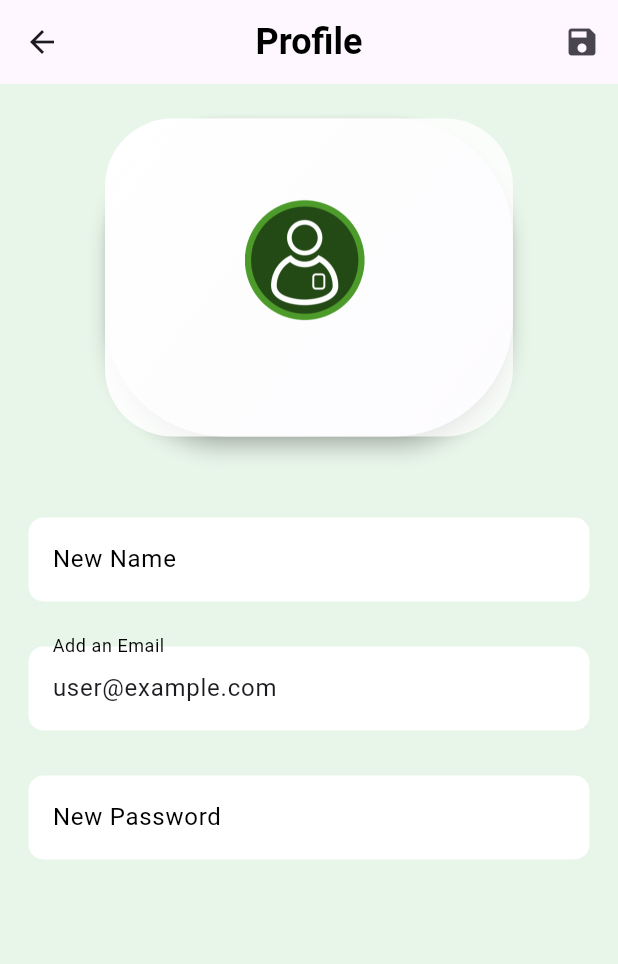
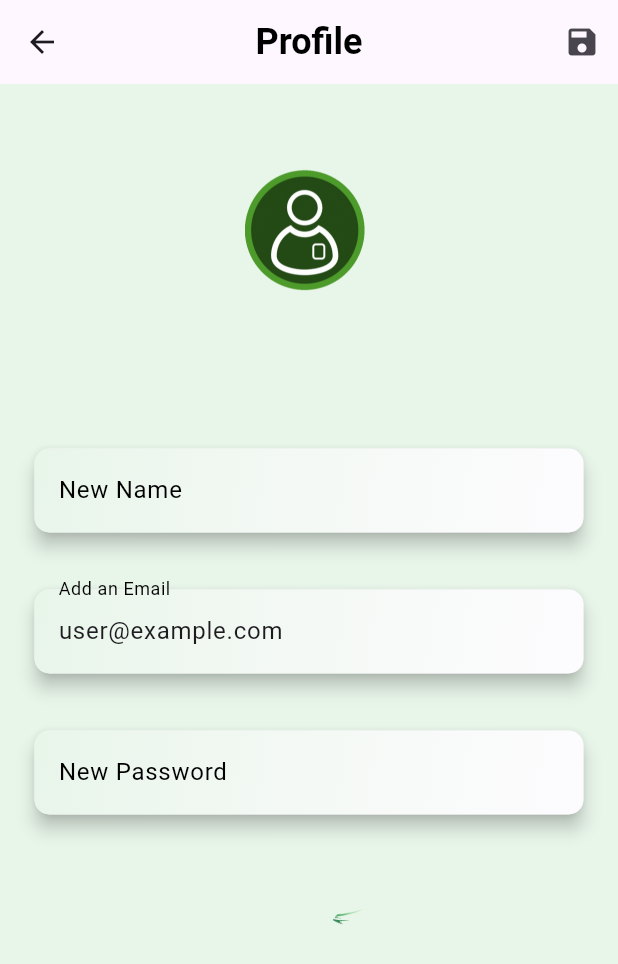
Before and after one commit to saarujan-ui/flutter_project, a Flutter app: the screen it shows after launch, after a tap on "Log In", after a tap on the "person" icon, on a phone screen of 412 x 824 dp. Shown: the top 964 px of the screen. Run offline on Flutter 3.47's test engine with Material 3 defaults, Android fonts, the phone set to English and light mode, and no system bars.

Commit message:
change the colors and cards in the user profile

```diff
--- a/lib/profile_screen.dart
+++ b/lib/profile_screen.dart
@@ -54,10 +54,15 @@ class _ProfileScreenState extends State<ProfileScreen> {
     required String labelText,
     bool obscureText = false,
   }) {
-    return Container(
+    return Card(
+      elevation: 5,  // Shadow effect
+      shape: RoundedRectangleBorder(
+        borderRadius: BorderRadius.circular(10),
+      ),
+      child: Container(
         decoration: BoxDecoration(
           gradient: LinearGradient(
-          colors: [Colors.white, Colors.white],
+            colors: [Colors.green.shade50, Colors.white70],
             begin: Alignment.topLeft,
             end: Alignment.bottomRight,
           ),
@@ -75,6 +80,7 @@ class _ProfileScreenState extends State<ProfileScreen> {
             ),
             filled: true,
             fillColor: Colors.transparent,
+          ),
         ),
       ),
     );
@@ -105,29 +111,12 @@ class _ProfileScreenState extends State<ProfileScreen> {
         padding: const EdgeInsets.all(19.0),
         child: Column(
           children: [
-            Card(
-              elevation: 5,  // Shadow effect
-              shape: RoundedRectangleBorder(
-                borderRadius: BorderRadius.circular(80),
-              ),
-              child: Container(
-                padding: EdgeInsets.all(16),
-                decoration: BoxDecoration(
-                  borderRadius: BorderRadius.circular(45),
-                  gradient: LinearGradient(
-                    colors: [Colors.white, Colors.white70],
-                    begin: Alignment.topLeft,
-                    end: Alignment.bottomRight,
-                  ),
-                ),
-                child: Image.asset(
+            Image.asset(
               'assets/selogos/sembup4.gif',
               width: 240,
               height: 180,
             ),
-              ),
-            ),
-            SizedBox(height: 50),
+            SizedBox(height: 40),
             _gradientTextField(
               controller: _nameController,
               labelText: 'New Name',
@@ -143,6 +132,12 @@ class _ProfileScreenState extends State<ProfileScreen> {
               labelText: 'New Password',
               obscureText: true,
             ),
+            SizedBox(height: 8),
+            Image.asset(
+              'assets/selogos/sembup6.gif',
+              width: 750,
+              height: 150,
+            ),
           ],
         ),
       ),
--- a/pubspec.yaml
+++ b/pubspec.yaml
@@ -69,6 +69,7 @@ flutter:
     - assets/selogos/sembv1.png
     - assets/selogos/sembv2.gif
     - assets/selogos/sembup4.gif
+    - assets/selogos/sembup6.gif
 
   # An image asset can refer to one or more resolution-specific "variants", see
   # https://flutter.dev/to/resolution-aware-images
```
Also changed, not shown: assets/selogos/sembup5.gif (added), assets/selogos/sembup6.gif (added). Lines whose indentation alone changed are shown as unchanged.
